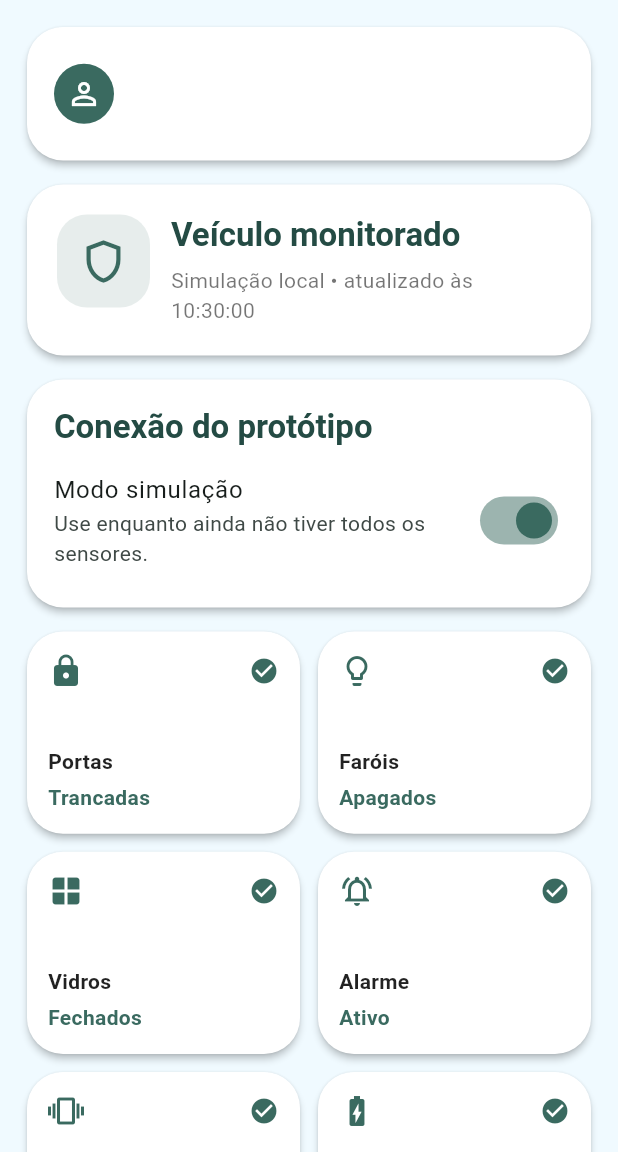
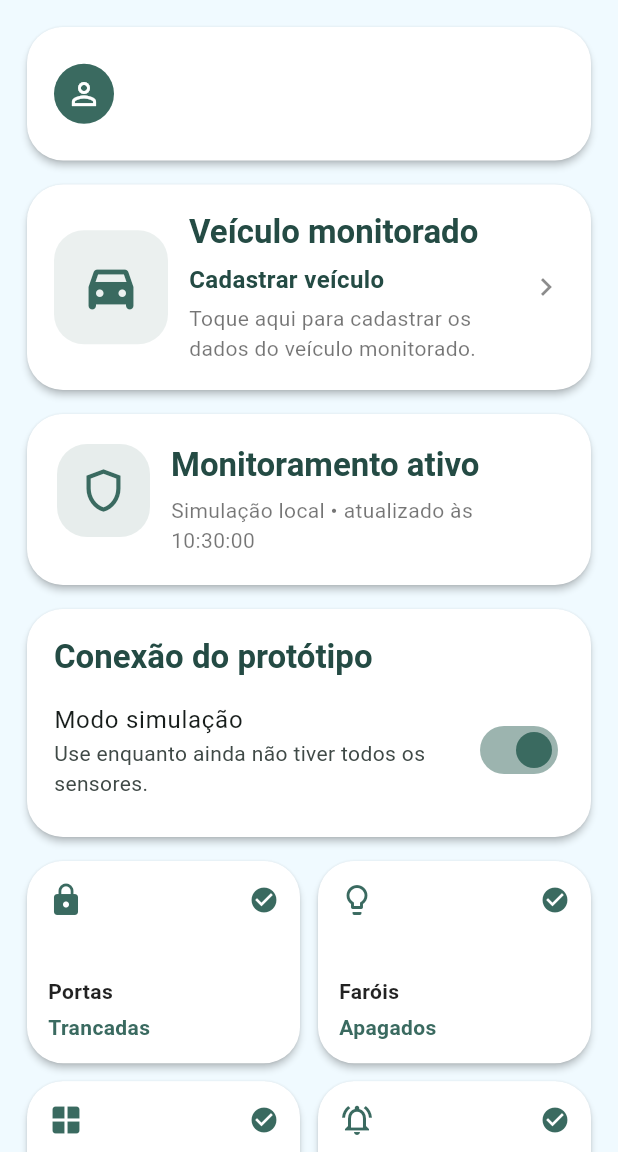
Before and after one commit to CauaCarvalhoo/safecar-app, a Flutter app: the HomePage screen opened by its route, on a phone screen of 412 x 824 dp, the part 84-1236 px from its top. Run offline on Flutter 3.47's test engine with Material 3 defaults, Android fonts, the phone set to English and light mode, and no system bars; our stand-ins replace cloud_firestore, firebase_auth, firebase_core; accounts and stored records are empty.

Commit message:
Adicionando cadastro de veiculo

```diff
--- a/lib/main.dart
+++ b/lib/main.dart
@@ -8,6 +8,7 @@ import 'screens/login_choice_page.dart';
 import 'screens/login_page.dart';
 import 'screens/register_page.dart';
 import 'screens/splash_screen.dart';
+import 'screens/vehicle_profile_page.dart';
 import 'theme/app_theme.dart';
 
 Future<void> main() async {
@@ -62,6 +63,7 @@ class SafeCarApp extends StatelessWidget {
         '/login_assistant': (context) => const LoginPage(userType: 'assistente'),
         '/register': (context) => const RegisterPage(),
         '/home': (context) => const HomePage(),
+        '/vehicle_profile': (context) => const VehicleProfilePage(),
       },
     );
   }
--- a/lib/screens/home_page.dart
+++ b/lib/screens/home_page.dart
@@ -21,9 +21,13 @@ class _HomePageState extends State<HomePage> {
 
   VehicleStatus _status = VehicleStatus.initial();
   final List<AlertEvent> _history = [];
+
+  Map<String, dynamic>? _vehicleData;
+
   Timer? _timer;
   bool _loading = false;
   bool _loadingHistory = false;
+  bool _loadingVehicle = false;
   String? _errorMessage;
 
   User? get _currentUser => FirebaseAuth.instance.currentUser;
@@ -31,6 +35,7 @@ class _HomePageState extends State<HomePage> {
   @override
   void initState() {
     super.initState();
+    _loadVehicleDataFromFirestore();
     _loadAlertHistoryFromFirestore();
     _refreshStatus();
     _timer = Timer.periodic(
@@ -131,6 +136,53 @@ class _HomePageState extends State<HomePage> {
 
     for (final alert in newAlerts) {
       unawaited(_saveAlertToFirestore(alert));
+    }
+  }
+
+  Future<void> _loadVehicleDataFromFirestore() async {
+    final user = _currentUser;
+
+    if (user == null) {
+      return;
+    }
+
+    setState(() {
+      _loadingVehicle = true;
+    });
+
+    try {
+      final doc = await FirebaseFirestore.instance
+          .collection('users')
+          .doc(user.uid)
+          .collection('vehicles')
+          .doc('main')
+          .get();
+
+      if (!mounted) return;
+
+      setState(() {
+        _vehicleData = doc.exists ? doc.data() : null;
+        _loadingVehicle = false;
+      });
+    } catch (error) {
+      if (!mounted) return;
+
+      setState(() {
+        _loadingVehicle = false;
+        _errorMessage = 'Não foi possível carregar os dados do veículo.';
+      });
+    }
+  }
+
+  Future<void> _openVehicleProfile() async {
+    final updated = await Navigator.pushNamed(context, '/vehicle_profile');
+
+    if (!mounted) return;
+
+    if (updated == true) {
+      await _loadVehicleDataFromFirestore();
+    } else {
+      await _loadVehicleDataFromFirestore();
     }
   }
 
@@ -342,6 +394,7 @@ class _HomePageState extends State<HomePage> {
       body: RefreshIndicator(
         onRefresh: () async {
           await _refreshStatus();
+          await _loadVehicleDataFromFirestore();
           await _loadAlertHistoryFromFirestore();
         },
         child: ListView(
@@ -351,6 +404,8 @@ class _HomePageState extends State<HomePage> {
               _buildUserCard(userName, userEmail),
               const SizedBox(height: 16),
             ],
+            _buildVehicleCard(),
+            const SizedBox(height: 16),
             _buildHeaderCard(),
             const SizedBox(height: 16),
             _buildConfigCard(),
@@ -400,9 +455,127 @@ class _HomePageState extends State<HomePage> {
     );
   }
 
+  Widget _buildVehicleCard() {
+    final vehicle = _vehicleData;
+
+    final nickname = vehicle?['nickname']?.toString() ?? 'Cadastrar veículo';
+    final brand = vehicle?['brand']?.toString() ?? '';
+    final model = vehicle?['model']?.toString() ?? '';
+    final year = vehicle?['year']?.toString() ?? '';
+    final plate = vehicle?['plate']?.toString() ?? '';
+    final color = vehicle?['color']?.toString() ?? '';
+    final imageUrl = vehicle?['imageUrl']?.toString() ?? '';
+
+    final hasVehicle = vehicle != null;
+    final subtitle = hasVehicle
+        ? [
+            if (brand.isNotEmpty || model.isNotEmpty) '$brand $model'.trim(),
+            if (year.isNotEmpty) year,
+            if (plate.isNotEmpty) 'Placa: $plate',
+            if (color.isNotEmpty) 'Cor: $color',
+          ].join(' • ')
+        : 'Toque aqui para cadastrar os dados do veículo monitorado.';
+
+    return Card(
+      child: InkWell(
+        borderRadius: BorderRadius.circular(24),
+        onTap: _openVehicleProfile,
+        child: Padding(
+          padding: const EdgeInsets.all(18),
+          child: Row(
+            children: [
+              _buildVehicleImage(imageUrl),
+              const SizedBox(width: 14),
+              Expanded(
+                child: Column(
+                  crossAxisAlignment: CrossAxisAlignment.start,
+                  children: [
+                    Text(
+                      'Veículo monitorado',
+                      style: Theme.of(context).textTheme.titleLarge,
+                    ),
+                    const SizedBox(height: 6),
+                    if (_loadingVehicle)
+                      const Text(
+                        'Carregando dados do veículo...',
+                        style: TextStyle(color: Colors.black54),
+                      )
+                    else ...[
+                      Text(
+                        nickname,
+                        style: const TextStyle(
+                          color: AppTheme.primaryDark,
+                          fontWeight: FontWeight.w700,
+                          fontSize: 16,
+                        ),
+                      ),
+                      const SizedBox(height: 4),
+                      Text(
+                        subtitle,
+                        style: const TextStyle(color: Colors.black54),
+                      ),
+                    ],
+                  ],
+                ),
+              ),
+              const SizedBox(width: 8),
+              const Icon(
+                Icons.chevron_right,
+                color: Colors.black45,
+              ),
+            ],
+          ),
+        ),
+      ),
+    );
+  }
+
+  Widget _buildVehicleImage(String imageUrl) {
+    if (imageUrl.isEmpty) {
+      return Container(
+        width: 76,
+        height: 76,
+        decoration: BoxDecoration(
+          color: AppTheme.primary.withValues(alpha: 0.10),
+          borderRadius: BorderRadius.circular(20),
+        ),
+        child: const Icon(
+          Icons.directions_car_filled_rounded,
+          color: AppTheme.primary,
+          size: 40,
+        ),
+      );
+    }
+
+    return ClipRRect(
+      borderRadius: BorderRadius.circular(20),
+      child: Image.network(
+        imageUrl,
+        width: 76,
+        height: 76,
+        fit: BoxFit.cover,
+        errorBuilder: (context, error, stackTrace) {
+          return Container(
+            width: 76,
+            height: 76,
+            decoration: BoxDecoration(
+              color: AppTheme.warning.withValues(alpha: 0.12),
+              borderRadius: BorderRadius.circular(20),
+            ),
+            child: const Icon(
+              Icons.broken_image_outlined,
+              color: AppTheme.warning,
+              size: 34,
+            ),
+          );
+        },
+      ),
+    );
+  }
+
   Widget _buildHeaderCard() {
     final hasAlerts = _status.activeAlerts.isNotEmpty;
-    final statusText = hasAlerts ? 'Atenção necessária' : 'Veículo monitorado';
+    final statusText = hasAlerts ? 'Atenção necessária' : 'Monitoramento ativo';
     final statusIcon = hasAlerts ? Icons.warning_amber_rounded : Icons.shield_outlined;
     final statusColor = hasAlerts ? AppTheme.warning : AppTheme.primary;
 
```
Also changed, not shown: lib/screens/vehicle_profile_page.dart (added, +414 -0 lines).
